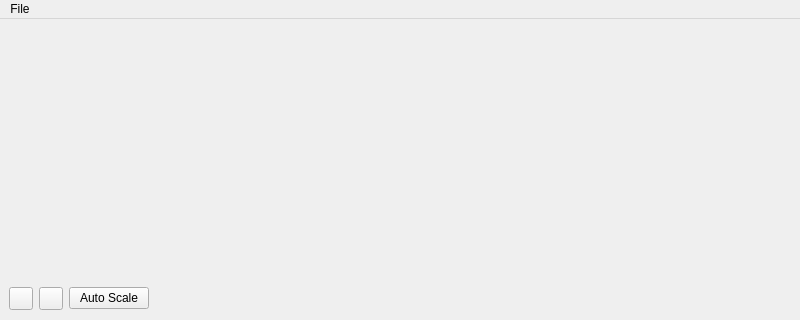
This is mainwindow.ui in bdotgeorge/VisualLas as Qt 5 draws it before an edit; both pictures show x 0 to 800 and y 0 to 320 of the 800 by 600 pixel window. The edited form follows.
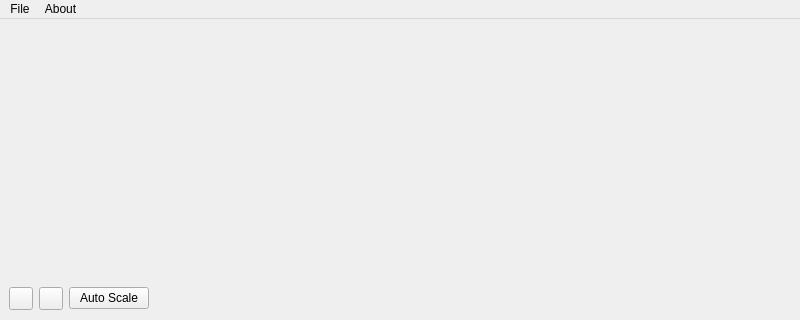
This is the edited form.

Patch:
```diff
--- a/mainwindow.ui
+++ b/mainwindow.ui
@@ -72,9 +72,15 @@
      <string>File</string>
     </property>
     <addaction name="openFileAct"/>
-    <addaction name="saveAsAction"/>
+   </widget>
+   <widget class="QMenu" name="menuAbout">
+    <property name="title">
+     <string>About</string>
+    </property>
+    <addaction name="actionVisualLas"/>
    </widget>
    <addaction name="menuFile"/>
+   <addaction name="menuAbout"/>
   </widget>
   <widget class="QStatusBar" name="statusbar"/>
   <action name="openFileAct">
```
Left out of the diff: 9 changed lines with no effect on the pictures.
